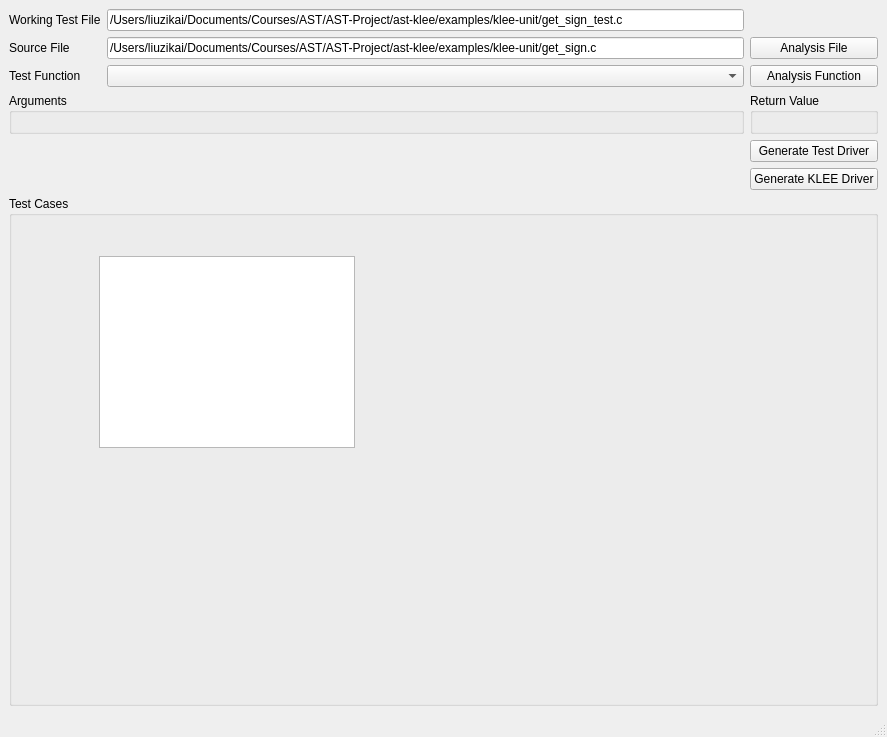
Qt form tools/klee-unit/mainwindow.ui (liuzikai/klee-unit) before a commit.
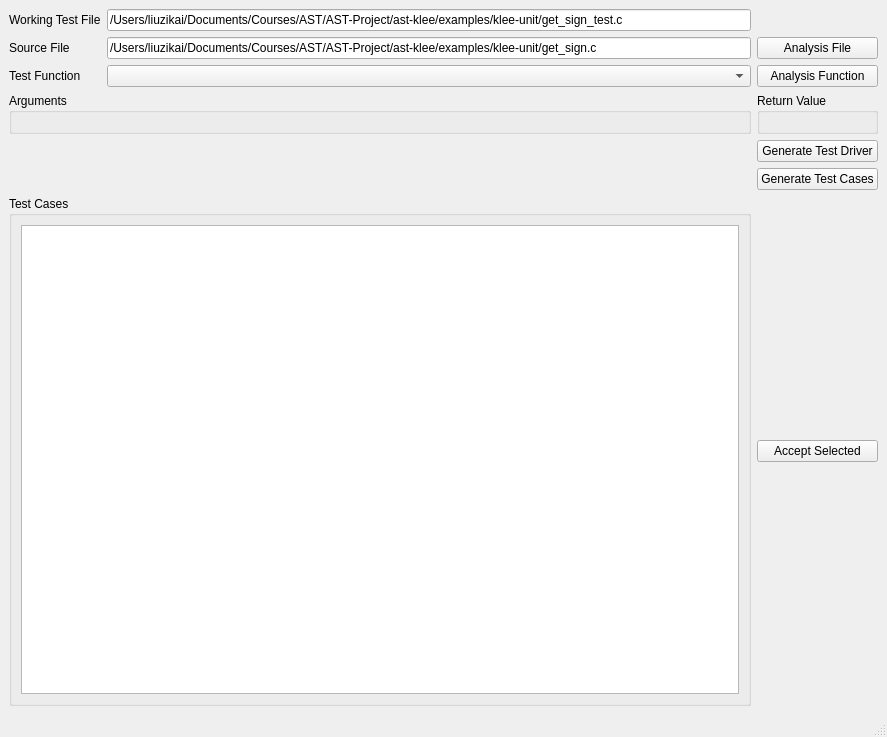
The same form after that commit.

Commit message: KLEE-Unit: implement reading test cases

The edit to the form file:
```diff
--- a/tools/klee-unit/mainwindow.ui
+++ b/tools/klee-unit/mainwindow.ui
@@ -22,29 +22,6 @@
       </property>
      </widget>
     </item>
-    <item row="10" column="0" colspan="3">
-     <widget class="QGroupBox" name="groupTestCases">
-      <property name="sizePolicy">
-       <sizepolicy hsizetype="Preferred" vsizetype="Expanding">
-        <horstretch>0</horstretch>
-        <verstretch>0</verstretch>
-       </sizepolicy>
-      </property>
-      <property name="title">
-       <string>Test Cases</string>
-      </property>
-      <widget class="QTableWidget" name="tableWidget">
-       <property name="geometry">
-        <rect>
-         <x>90</x>
-         <y>60</y>
-         <width>256</width>
-         <height>192</height>
-        </rect>
-       </property>
-      </widget>
-     </widget>
-    </item>
     <item row="1" column="0">
      <widget class="QLabel" name="labelSrcFile">
       <property name="text">
@@ -122,7 +99,32 @@
     <item row="5" column="2">
      <widget class="QPushButton" name="btnGenerateKLEE">
       <property name="text">
-       <string>Generate KLEE Driver</string>
+       <string>Generate Test Cases</string>
+      </property>
+     </widget>
+    </item>
+    <item row="10" column="0" colspan="2">
+     <widget class="QGroupBox" name="groupTestCases">
+      <property name="sizePolicy">
+       <sizepolicy hsizetype="Preferred" vsizetype="Expanding">
+        <horstretch>0</horstretch>
+        <verstretch>0</verstretch>
+       </sizepolicy>
+      </property>
+      <property name="title">
+       <string>Test Cases</string>
+      </property>
+      <layout class="QVBoxLayout" name="verticalLayout">
+       <item>
+        <widget class="QTableWidget" name="tableTests"/>
+       </item>
+      </layout>
+     </widget>
+    </item>
+    <item row="10" column="2">
+     <widget class="QPushButton" name="pushButton">
+      <property name="text">
+       <string>Accept Selected</string>
       </property>
      </widget>
     </item>
```
Left out of the diff: 2 changed lines with no effect on the pictures. The commit also changes 4 other files.
